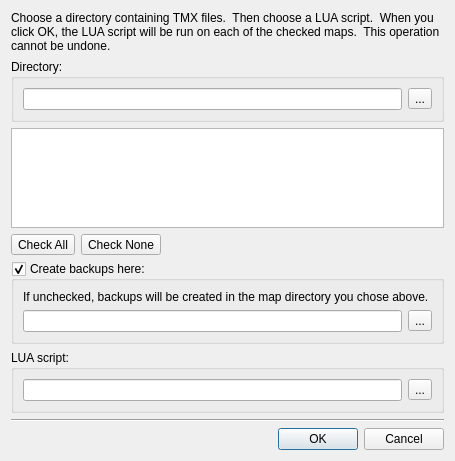
This is src/tiled/luamapsdialog.ui in timbaker/tiled as Qt 5 draws it before an edit. The edited form follows.
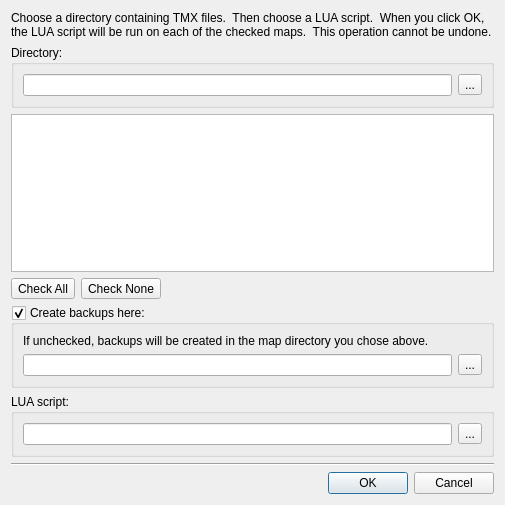
This is the edited form.

Patch:
```diff
--- a/src/tiled/luamapsdialog.ui
+++ b/src/tiled/luamapsdialog.ui
@@ -6,8 +6,8 @@
    <rect>
     <x>0</x>
     <y>0</y>
-    <width>455</width>
-    <height>461</height>
+    <width>505</width>
+    <height>505</height>
    </rect>
   </property>
   <property name="windowTitle">
@@ -46,6 +46,9 @@
         <property name="text">
          <string>If unchecked, backups will be created in the map directory you chose above.</string>
         </property>
+        <property name="wordWrap">
+         <bool>true</bool>
+        </property>
        </widget>
       </item>
      </layout>
```
